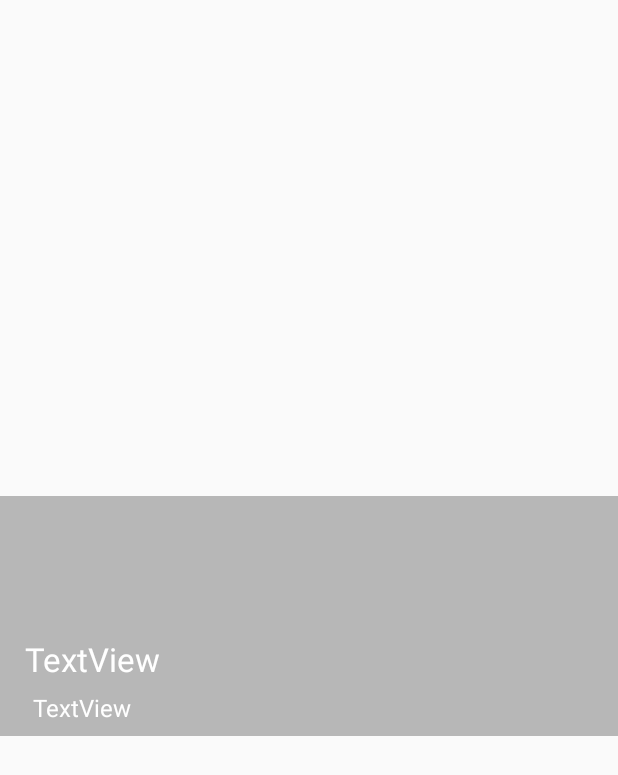
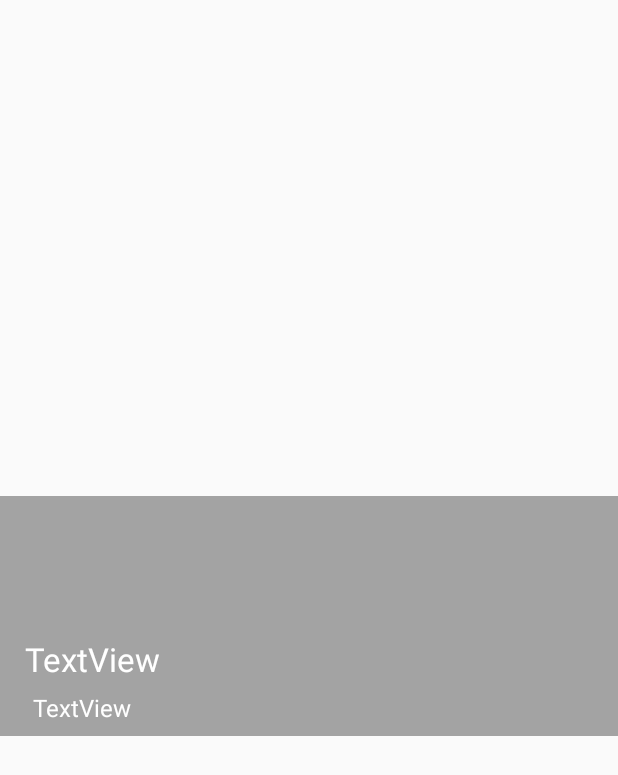
Before and after one commit to VoiderX/projeto-final-moveis, an Android app: the layout layout_product_list_item.xml on its own in the app's theme, with its tools: preview values and no code run, on a phone screen of 412 x 824 dp. Shown: the top 775 px of the screen. Run offline under Robolectric (Android 15) with nearby library versions, the phone set to English and light mode, and no system bars.

Commit message:
basic stuff

```diff
--- a/ProjetoMoveis/app/src/main/AndroidManifest.xml
+++ b/ProjetoMoveis/app/src/main/AndroidManifest.xml
@@ -3,6 +3,7 @@
     package="com.example.gabriel.projetomoveis">
 
     <uses-permission android:name="android.permission.READ_EXTERNAL_STORAGE" />
+
     <application
         android:allowBackup="true"
         android:icon="@mipmap/ic_launcher"
--- a/ProjetoMoveis/app/src/main/java/com/example/gabriel/projetomoveis/ListAdapters/ProductListAdapter.java
+++ b/ProjetoMoveis/app/src/main/java/com/example/gabriel/projetomoveis/ListAdapters/ProductListAdapter.java
@@ -69,6 +69,7 @@ public class ProductListAdapter extends BaseAdapter {
             li.productImage.setImageBitmap(ImageUtils.getBitmapFromURI(parent.getContext(), Uri.parse(products.get(position).getProductImage())));
         }
 
+
         changeBackGroundColor(position, convertView);
         return convertView;
     }
--- a/ProjetoMoveis/app/src/main/res/values/colors.xml
+++ b/ProjetoMoveis/app/src/main/res/values/colors.xml
@@ -3,5 +3,5 @@
     <color name="colorPrimary">#3F51B5</color>
     <color name="colorPrimaryDark">#303F9F</color>
     <color name="colorAccent">#FF4081</color>
-    <color name="image_shade">#45000000</color>
+    <color name="image_shade">#59000000</color>
 </resources>
```
